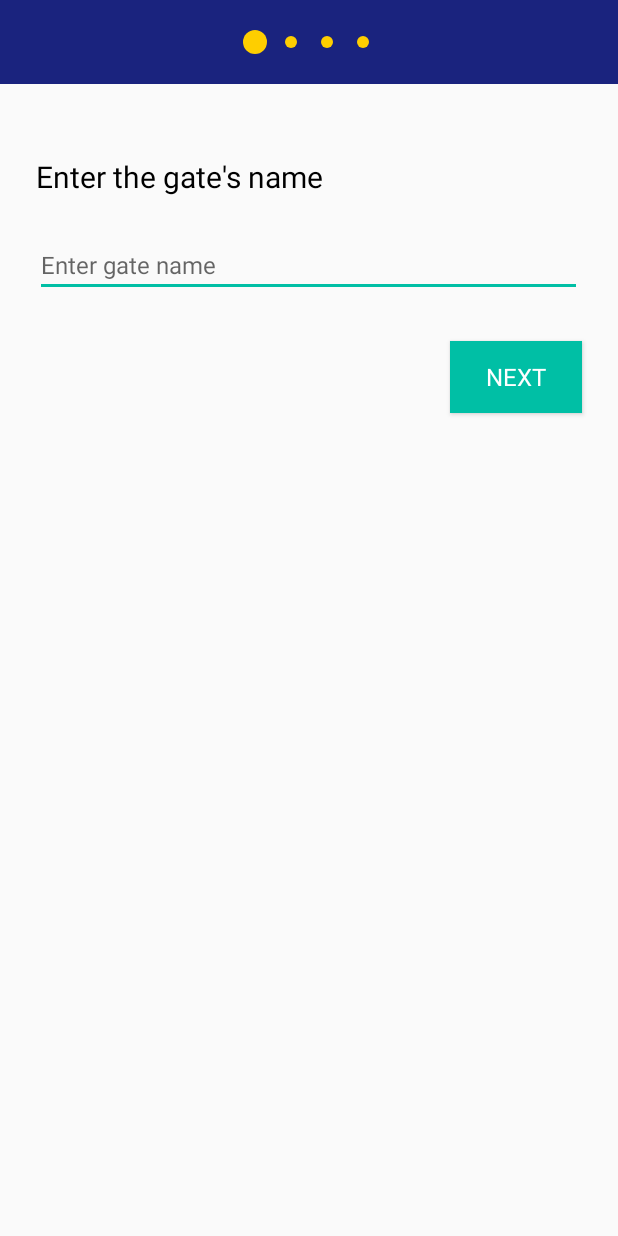
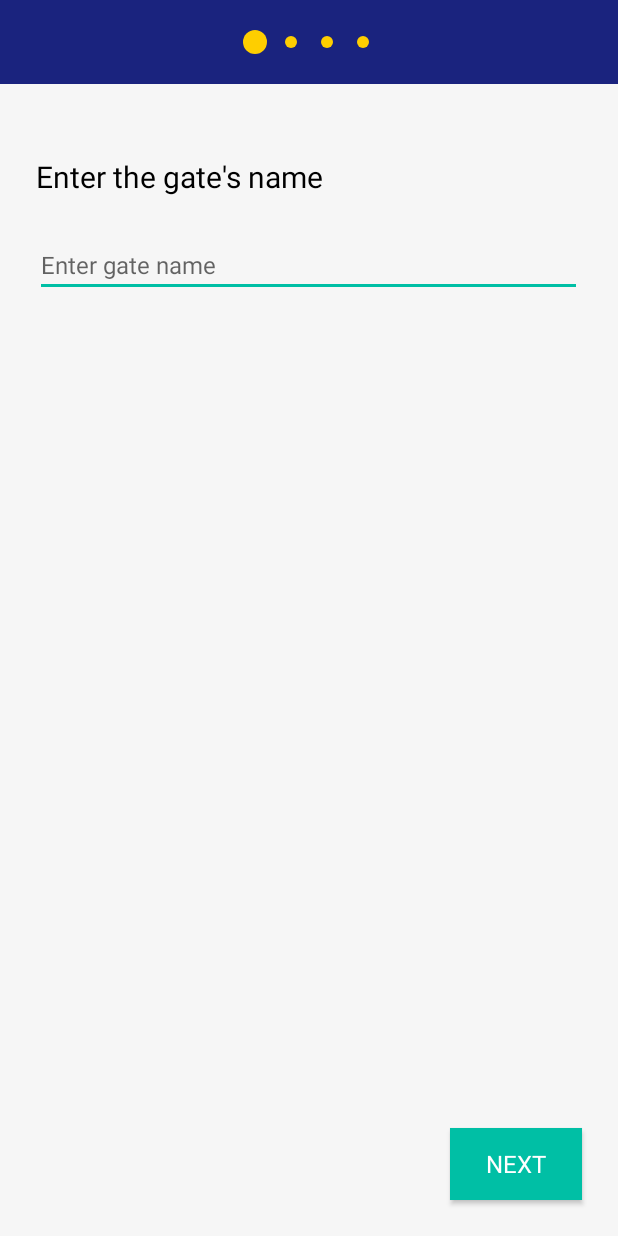
Before and after one commit to israeltabadidev/sesame, an Android app: the screen it shows after launch (MainActivity), after a tap on "SET UP YOUR GATE", on a phone screen of 412 x 824 dp. Run offline under Robolectric (Android 15) with nearby library versions, the phone set to English and light mode, and no system bars; 3 statements that could not run were skipped.

Commit message:
wip 4th screen

```diff
--- a/app/build.gradle
+++ b/app/build.gradle
@@ -33,14 +33,12 @@ android {
 
     sourceSets {
         main { assets.srcDirs = ['src/main/assets/fonts/', 'src/main/assets/fonts/'] }
-
-
     }
 
     dependencies {
-
         compile fileTree(dir: 'libs', include: ['*.jar'])
         compile 'com.android.support:appcompat-v7:23.1.1'
+        compile 'com.android.support:cardview-v7:23.1.1'
     }
 
 
--- a/app/src/main/AndroidManifest.xml
+++ b/app/src/main/AndroidManifest.xml
@@ -5,6 +5,7 @@
     <application
         android:allowBackup="true"
         android:icon="@mipmap/ic_launcher"
+        android:name =".activities.GatelyApp"
         android:label="@string/app_name"
         android:theme="@style/AppTheme">
         <activity
@@ -17,6 +18,7 @@
         </activity>
         <activity
             android:name="com.shmoontz.gately.activities.MainActivity"
+            android:windowSoftInputMode="adjustResize"
             android:label="@string/app_name"/>
     </application>
 
--- /dev/null
+++ b/app/src/main/java/com/shmoontz/gately/activities/AbsActivity.java
@@ -0,0 +1,43 @@
+package com.shmoontz.gately.activities;
+
+import android.os.Build;
+import android.os.Bundle;
+import android.support.v4.app.FragmentActivity;
+import android.view.WindowManager;
+
+/**
+ * Created by nuc on 06/08/16.
+ */
+public abstract class AbsActivity extends FragmentActivity {
+    @Override
+    protected void onCreate(Bundle savedInstanceState) {
+        super.onCreate(savedInstanceState);
+        setContentView(getContentViewResId());
+        handleWindowFlags();
+
+    }
+
+    private void handleWindowFlags() {
+
+
+        if (getStatusBarEnum() == StatusbarConfig.Transparent) {
+            if (Build.VERSION.SDK_INT >= Build.VERSION_CODES.KITKAT) {
+                getWindow().addFlags(WindowManager.LayoutParams.FLAG_TRANSLUCENT_STATUS);
+            }
+        } else if (getStatusBarEnum() == StatusbarConfig.Colored){
+            if (Build.VERSION.SDK_INT >= Build.VERSION_CODES.LOLLIPOP) {
+                getWindow().setStatusBarColor(getResources().getColor(getStatusbarColor()));
+            }
+        }
+    }
+
+    public int getStatusbarColor() {
+        return 0;
+    }
+
+    protected abstract int getContentViewResId();
+
+    public StatusbarConfig getStatusBarEnum(){
+        return StatusbarConfig.Normal;
+    }
+}
--- /dev/null
+++ b/app/src/main/java/com/shmoontz/gately/activities/GatelyApp.java
@@ -0,0 +1,20 @@
+package com.shmoontz.gately.activities;
+
+import android.app.Application;
+
+/**
+ * Created by nuc on 05/08/16.
+ */
+public class GatelyApp extends Application {
+
+    private static final String NUMBER_OF_GATES = "numberOfGates";
+    private static final String PREF_NAME = "gately_prefs";
+
+    public int getNumberOfGates() {
+        return getSharedPreferences(PREF_NAME,MODE_PRIVATE).getInt(NUMBER_OF_GATES,0);
+    }
+
+
+
+
+}
--- a/app/src/main/java/com/shmoontz/gately/activities/MainActivity.java
+++ b/app/src/main/java/com/shmoontz/gately/activities/MainActivity.java
@@ -1,11 +1,7 @@
 package com.shmoontz.gately.activities;
 
-import android.animation.Animator;
-import android.animation.AnimatorSet;
-import android.os.Build;
 import android.os.Bundle;
-import android.os.Handler;
-import android.support.v4.app.FragmentActivity;
+import android.support.v4.app.Fragment;
 import android.support.v4.app.FragmentTransaction;
 import android.view.View;
 import android.widget.TextView;
@@ -13,14 +9,13 @@ import android.widget.TextView;
 import com.shmoontz.gately.R;
 import com.shmoontz.gately.utils.Consts;
 
-import java.util.Collection;
 import java.util.HashMap;
 import java.util.Map;
 
 /**
  * Created by danafridman on 30/07/2016.
  */
-public class MainActivity extends FragmentActivity {
+public class MainActivity extends AbsActivity {
 
     private static final long ANIM_DURATION = 150;
     private int currentStep = 1;
@@ -31,10 +26,6 @@ public class MainActivity extends FragmentActivity {
     @Override
     protected void onCreate(Bundle savedInstanceState) {
         super.onCreate(savedInstanceState);
-        setContentView(R.layout.layout_add_new_gate_holder);
-
-//        textViewToolbar = (TextView) findViewById(R.id.toolbarText);
-        updateToolbar();
 
         s1 = findViewById(R.id.s1);
         s2 = findViewById(R.id.s2);
@@ -46,9 +37,6 @@ public class MainActivity extends FragmentActivity {
         map.put(3, s3);
         map.put(4, s4);
 
-        if (Build.VERSION.SDK_INT >= Build.VERSION_CODES.LOLLIPOP) {
-            getWindow().setStatusBarColor(getResources().getColor(R.color.statusBarColor));
-        }
 
         showNextStep();
         findViewById(R.id.action).setOnClickListener(new View.OnClickListener() {
@@ -56,18 +44,24 @@ public class MainActivity extends FragmentActivity {
             public void onClick(View v) {
                 if (currentStep <= Consts.steps.size()) {
                     showNextStep();
+                } else {
+                    showFinalStep();
                 }
             }
         });
     }
 
-    private void updateToolbar() {
-//        textViewToolbar.setText(getString(R.string.gate_details) + " " + String.valueOf(currentStep));
+    private void showFinalStep() {
+        Fragment fragment = new FinalStepFragment();
+        FragmentTransaction transaction = getSupportFragmentManager().beginTransaction();
+        transaction.replace(R.id.content, fragment).addToBackStack(null);
+        transaction.commit();
+
+        s3.animate().scaleX(1f).scaleY(1f).setDuration(ANIM_DURATION);
+        s4.animate().scaleX(2f).scaleY(2f).setDuration(ANIM_DURATION);
     }
 
     private void showNextStep() {
-        updateToolbar();
-
         StepFragment fragment = new StepFragment();
         Bundle bundle = new Bundle();
         fragment.setArguments(bundle);
@@ -103,16 +97,30 @@ public class MainActivity extends FragmentActivity {
                 s2.animate().scaleX(1f).scaleY(1f).setDuration(ANIM_DURATION);
                 s1.animate().scaleX(1f).scaleY(1f).setDuration(ANIM_DURATION);
                 break;
+            case 4:
+                s4.animate().scaleX(1f).scaleY(1f).setDuration(ANIM_DURATION);
+                s3.animate().scaleX(1f).scaleY(1f).setDuration(ANIM_DURATION);
+                break;
             default:
                 break;
         }
 
         if (currentStep > 1) {
             currentStep--;
-            updateToolbar();
             super.onBackPressed();
         } else {
             finish();
         }
     }
+
+
+    @Override
+    protected int getContentViewResId() {
+        return R.layout.layout_add_new_gate_holder;
+    }
+
+    @Override
+    public int getStatusbarColor() {
+        return R.color.statusBarColor;
+    }
 }
--- a/app/src/main/java/com/shmoontz/gately/activities/SplashActivity.java
+++ b/app/src/main/java/com/shmoontz/gately/activities/SplashActivity.java
@@ -1,39 +1,21 @@
 package com.shmoontz.gately.activities;
 
 import android.content.Intent;
-import android.graphics.Typeface;
-import android.os.Build;
-import android.os.Handler;
-import android.support.v7.app.AppCompatActivity;
 import android.os.Bundle;
-import android.text.Spannable;
-import android.text.SpannableString;
-import android.text.style.AbsoluteSizeSpan;
-import android.text.style.StyleSpan;
 import android.view.View;
-import android.view.WindowManager;
 import android.widget.Button;
-import android.widget.TextView;
 
 import com.shmoontz.gately.R;
 
-import static android.text.Spanned.SPAN_EXCLUSIVE_EXCLUSIVE;
+public class SplashActivity extends AbsActivity {
 
-public class SplashActivity extends AppCompatActivity {
-
-    Button actionButton;
+    private Button actionButton;
 
     @Override
     protected void onCreate(Bundle savedInstanceState) {
         super.onCreate(savedInstanceState);
-        setContentView(R.layout.layout_splash);
-
-        if (Build.VERSION.SDK_INT >= Build.VERSION_CODES.KITKAT) {
-            getWindow().addFlags(WindowManager.LayoutParams.FLAG_TRANSLUCENT_STATUS);
-        }
 
         actionButton = (Button) findViewById(R.id.action);
-
         actionButton.setOnClickListener(new View.OnClickListener() {
             @Override
             public void onClick(View v) {
@@ -41,12 +23,15 @@ public class SplashActivity extends AppCompatActivity {
                 finish();
             }
         });
+    }
 
-        new Handler().postDelayed(new Runnable() {
-            @Override
-            public void run() {
-                findViewById(R.id.container).animate().alpha(1f).setDuration(1000);
-            }
-        }, 1000);
+    @Override
+    protected int getContentViewResId() {
+        return R.layout.layout_splash;
+    }
+
+    @Override
+    public StatusbarConfig getStatusBarEnum() {
+        return StatusbarConfig.Transparent;
     }
 }
--- /dev/null
+++ b/app/src/main/java/com/shmoontz/gately/activities/StatusbarConfig.java
@@ -0,0 +1,8 @@
+package com.shmoontz.gately.activities;
+
+/**
+ * Created by nuc on 06/08/16.
+ */
+public enum StatusbarConfig {
+    Normal, Transparent, Colored
+}
--- a/app/src/main/res/layout/layout_add_new_gate_holder.xml
+++ b/app/src/main/res/layout/layout_add_new_gate_holder.xml
@@ -1,17 +1,16 @@
 <?xml version="1.0" encoding="utf-8"?>
-<ScrollView xmlns:android="http://schemas.android.com/apk/res/android"
-    android:layout_width="match_parent"
-    android:layout_height="match_parent">
-
 <RelativeLayout xmlns:android="http://schemas.android.com/apk/res/android"
     android:layout_width="match_parent"
     android:layout_height="match_parent"
+    android:background="@color/default_bg"
     android:orientation="vertical">
+
     <android.support.v7.widget.Toolbar
         android:id="@+id/toolbar"
         style="@style/toolbarStyle"
         android:gravity="center">
-            <include layout="@layout/four_steps_bar"/>
+
+        <include layout="@layout/four_steps_bar" />
 
     </android.support.v7.widget.Toolbar>
 
@@ -27,9 +26,8 @@
         style="@style/button"
         android:layout_width="wrap_content"
         android:layout_alignParentRight="true"
-            android:layout_below="@id/content"
+        android:layout_alignParentBottom="true"
         android:layout_margin="24dp"
         android:text="@string/next" />
 
 </RelativeLayout>
-</ScrollView>
--- a/app/src/main/res/layout/layout_splash.xml
+++ b/app/src/main/res/layout/layout_splash.xml
@@ -36,4 +36,5 @@
         android:id="@+id/action"
         style="@style/splash_button"
         android:text="@string/setup_your_gate" />
+
 </FrameLayout>
--- a/app/src/main/res/values/colors.xml
+++ b/app/src/main/res/values/colors.xml
@@ -1,6 +1,6 @@
 <?xml version="1.0" encoding="utf-8"?>
 <resources>
-    <color name="primary_old">#F33534</color>
+    <color name="default_bg">#f6f6f6</color>
     <color name="primary">#00bfa5</color>
     <color name="statusBarColor">#171F71</color>
     <color name="roundBgColor">#cccccc</color>
--- a/app/src/main/res/values/strings.xml
+++ b/app/src/main/res/values/strings.xml
@@ -22,4 +22,6 @@
     <string name="step_3_title_text">What\'s the gate\'s location?</string>
     <string name="step_3_hint_text">Enter location</string>
     <string name="welcome">Welcome To</string>
+    <string name="distance_settings">Distance Settings</string>
+    <string name="opening_distance">Opening Distance</string>
 </resources>
```
Also changed, not shown: app/src/main/java/com/shmoontz/gately/activities/FinalStepFragment.java (added, +26 -0 lines), app/src/main/java/com/shmoontz/gately/activities/Preferences.java (added, +8 -0 lines), app/src/main/java/com/shmoontz/gately/utils/LogUtils.java (added, +25 -0 lines), app/src/main/res/layout/layout_final_step.xml (added, +90 -0 lines). Lines whose indentation alone changed are shown as unchanged.
